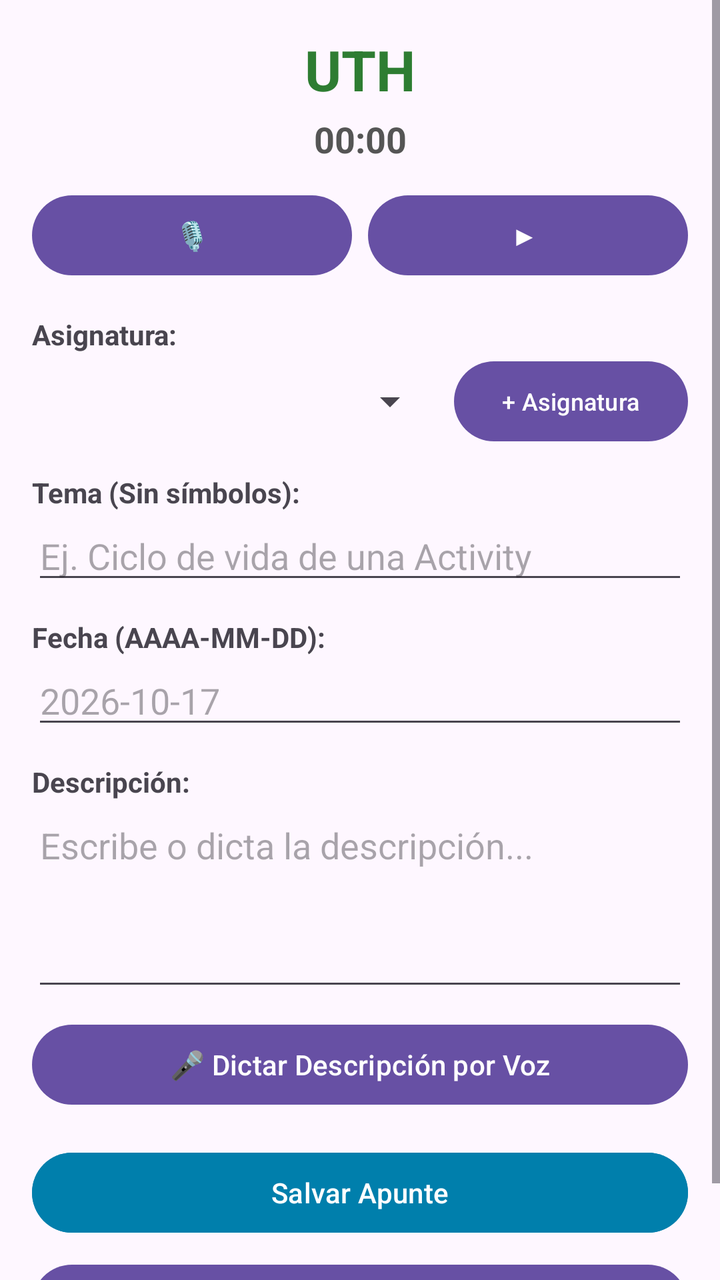
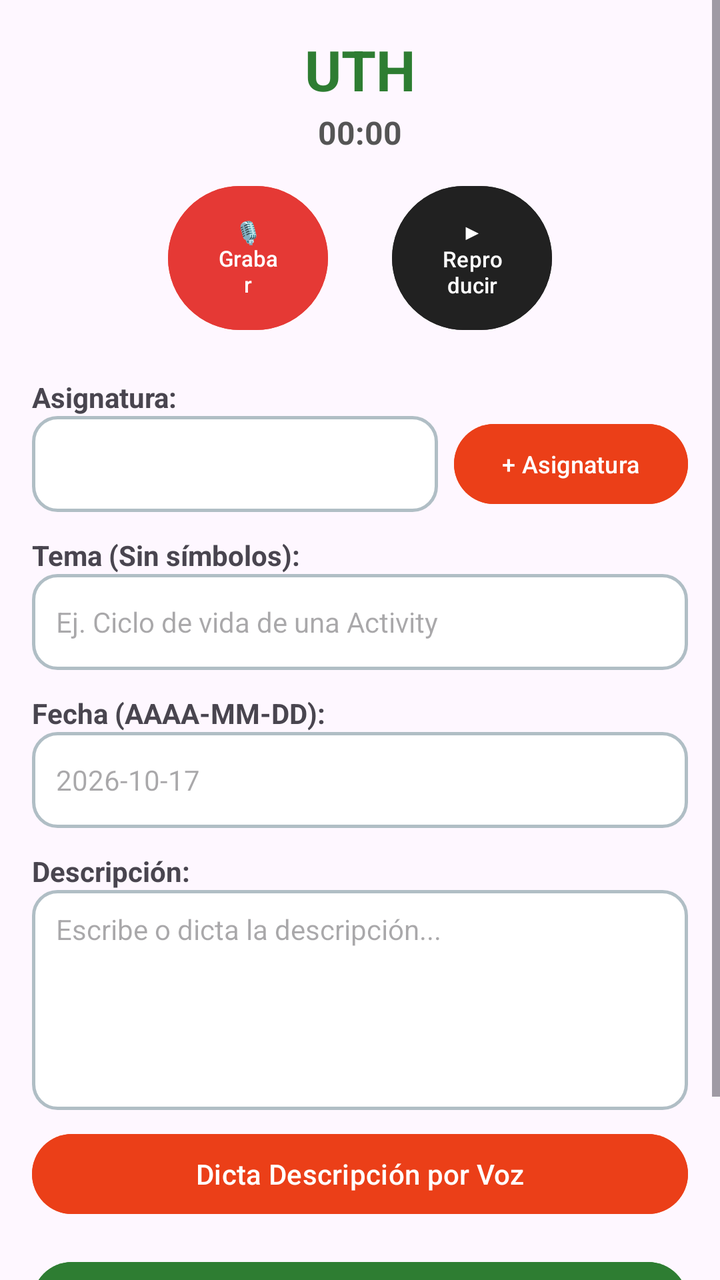

Screens rendered from an Android XML layout before and after an edit, with the pre-edit source and the edit as a unified diff.
<!-- AndroidManifest.xml: application theme Theme.Exa1Par0212 -->
<!-- res/layout/activity_main.xml -->
<?xml version="1.0" encoding="utf-8"?>
<ScrollView xmlns:android="http://schemas.android.com/apk/res/android"
    xmlns:tools="http://schemas.android.com/tools"
    android:layout_width="match_parent"
    android:layout_height="match_parent"
    android:fillViewport="true"
    tools:context=".MainActivity">

    <LinearLayout
        android:layout_width="match_parent"
        android:layout_height="wrap_content"
        android:orientation="vertical"
        android:padding="16dp">

        
        <TextView
            android:layout_width="match_parent"
            android:layout_height="wrap_content"
            android:gravity="center"
            android:text="UTH"
            android:textSize="28sp"
            android:textStyle="bold"
            android:textColor="#2E7D32"
            android:layout_marginBottom="4dp" />

        <TextView
            android:id="@+id/tvTimer"
            android:layout_width="match_parent"
            android:layout_height="wrap_content"
            android:gravity="center"
            android:text="00:00"
            android:textSize="18sp"
            android:textStyle="bold"
            android:textColor="#555555"
            android:layout_marginBottom="12dp" />

        
        <LinearLayout
            android:layout_width="match_parent"
            android:layout_height="wrap_content"
            android:orientation="horizontal"
            android:layout_marginBottom="16dp">

            <Button
                android:id="@+id/btnGrabar"
                android:layout_width="0dp"
                android:layout_height="wrap_content"
                android:layout_weight="1"
                android:text="🎙️" />

            <Button
                android:id="@+id/btnReproducirGrabacion"
                android:layout_width="0dp"
                android:layout_height="wrap_content"
                android:layout_marginStart="8dp"
                android:layout_weight="1"
                android:text="▶ " />
        </LinearLayout>

        
        <TextView
            android:layout_width="match_parent"
            android:layout_height="wrap_content"
            android:text="Asignatura:"
            android:textStyle="bold" />

        <LinearLayout
            android:layout_width="match_parent"
            android:layout_height="wrap_content"
            android:orientation="horizontal"
            android:layout_marginBottom="12dp">

            <Spinner
                android:id="@+id/spinnerAsignatura"
                android:layout_width="0dp"
                android:layout_height="48dp"
                android:layout_weight="1" />

            <Button
                android:id="@+id/btnAgregarAsignatura"
                android:layout_width="wrap_content"
                android:layout_height="wrap_content"
                android:text="+ Asignatura"
                android:textSize="12sp"
                android:layout_marginStart="8dp" />
        </LinearLayout>

        
        <TextView
            android:layout_width="match_parent"
            android:layout_height="wrap_content"
            android:text="Tema (Sin símbolos):"
            android:textStyle="bold" />

        <EditText
            android:id="@+id/etTema"
            android:layout_width="match_parent"
            android:layout_height="wrap_content"
            android:hint="Ej. Ciclo de vida de una Activity"
            android:inputType="text"
            android:layout_marginBottom="12dp" />

        
        <TextView
            android:layout_width="match_parent"
            android:layout_height="wrap_content"
            android:text="Fecha (AAAA-MM-DD):"
            android:textStyle="bold" />

        <EditText
            android:id="@+id/etFecha"
            android:layout_width="match_parent"
            android:layout_height="wrap_content"
            android:hint="2026-10-17"
            android:inputType="date"
            android:layout_marginBottom="12dp" />

        
        <TextView
            android:layout_width="match_parent"
            android:layout_height="wrap_content"
            android:text="Descripción:"
            android:textStyle="bold" />

        <EditText
            android:id="@+id/etDescripcion"
            android:layout_width="match_parent"
            android:layout_height="100dp"
            android:gravity="top|start"
            android:hint="Escribe o dicta la descripción..."
            android:inputType="textMultiLine"
            android:layout_marginBottom="8dp" />

        
        <Button
            android:id="@+id/btnDictar"
            android:layout_width="match_parent"
            android:layout_height="wrap_content"
            android:text="🎤 Dictar Descripción por Voz"
            android:layout_marginBottom="16dp" />

        
        <Button
            android:id="@+id/btnSalvarApunte"
            android:layout_width="match_parent"
            android:layout_height="wrap_content"
            android:text="Salvar Apunte"
            android:backgroundTint="@color/material_dynamic_primary50"
            android:layout_marginBottom="8dp" />

        <Button
            android:id="@+id/btnVerApuntes"
            android:layout_width="match_parent"
            android:layout_height="wrap_content"
            android:text="Ver Apuntes" />

    </LinearLayout>
</ScrollView>
<!-- resources referenced by this layout -->
<resources>
  <style name="Theme.Exa1Par0212" parent="Base.Theme.Exa1Par0212" />
  <style name="Base.Theme.Exa1Par0212" parent="Theme.Material3.DayNight.NoActionBar">
          
          
      </style>
</resources>

<!-- the commit's change to res/layout/activity_main.xml (unified diff, before → after) -->
@@ -1,5 +1,6 @@
 <?xml version="1.0" encoding="utf-8"?>
 <ScrollView xmlns:android="http://schemas.android.com/apk/res/android"
+    xmlns:app="http://schemas.android.com/apk/res-auto"
     xmlns:tools="http://schemas.android.com/tools"
     android:layout_width="match_parent"
     android:layout_height="match_parent"
@@ -12,7 +13,6 @@
         android:orientation="vertical"
         android:padding="16dp">
 
-        
         <TextView
             android:layout_width="match_parent"
             android:layout_height="wrap_content"
@@ -21,7 +21,7 @@
             android:textSize="28sp"
             android:textStyle="bold"
             android:textColor="#2E7D32"
-            android:layout_marginBottom="4dp" />
+            android:layout_marginBottom="2dp" />
 
         <TextView
             android:id="@+id/tvTimer"
@@ -29,7 +29,7 @@
             android:layout_height="wrap_content"
             android:gravity="center"
             android:text="00:00"
-            android:textSize="18sp"
+            android:textSize="16sp"
             android:textStyle="bold"
             android:textColor="#555555"
             android:layout_marginBottom="12dp" />
@@ -38,23 +38,32 @@
         <LinearLayout
             android:layout_width="match_parent"
             android:layout_height="wrap_content"
+            android:gravity="center"
             android:orientation="horizontal"
-            android:layout_marginBottom="16dp">
+            android:layout_marginBottom="20dp">
 
-            <Button
+            <com.google.android.material.button.MaterialButton
                 android:id="@+id/btnGrabar"
-                android:layout_width="0dp"
-                android:layout_height="wrap_content"
-                android:layout_weight="1"
-                android:text="🎙️" />
+                android:layout_width="80dp"
+                android:layout_height="80dp"
+                app:cornerRadius="40dp"
+                android:backgroundTint="#E53935"
+                android:gravity="center"
+                android:text="🎙️\nGrabar"
+                android:textSize="11sp"
+                android:textColor="@android:color/white" />
 
-            <Button
+            <com.google.android.material.button.MaterialButton
                 android:id="@+id/btnReproducirGrabacion"
-                android:layout_width="0dp"
-                android:layout_height="wrap_content"
-                android:layout_marginStart="8dp"
-                android:layout_weight="1"
-                android:text="▶ " />
+                android:layout_width="80dp"
+                android:layout_height="80dp"
+                android:layout_marginStart="32dp"
+                app:cornerRadius="40dp"
+                android:backgroundTint="#212121"
+                android:gravity="center"
+                android:text="▶\nReproducir"
+                android:textSize="11sp"
+                android:textColor="@android:color/white" />
         </LinearLayout>
 
         
@@ -74,15 +83,17 @@
                 android:id="@+id/spinnerAsignatura"
                 android:layout_width="0dp"
                 android:layout_height="48dp"
-                android:layout_weight="1" />
+                android:layout_weight="1"
+                android:background="@drawable/bg_rounded_input" />
 
             <Button
                 android:id="@+id/btnAgregarAsignatura"
                 android:layout_width="wrap_content"
                 android:layout_height="wrap_content"
+                android:layout_marginStart="8dp"
+                android:backgroundTint="#EB3F18"
                 android:text="+ Asignatura"
-                android:textSize="12sp"
-                android:layout_marginStart="8dp" />
+                android:textSize="12sp" />
         </LinearLayout>
 
         
@@ -95,10 +106,12 @@
         <EditText
             android:id="@+id/etTema"
             android:layout_width="match_parent"
-            android:layout_height="wrap_content"
+            android:layout_height="48dp"
+            android:layout_marginBottom="12dp"
+            android:background="@drawable/bg_rounded_input"
             android:hint="Ej. Ciclo de vida de una Activity"
             android:inputType="text"
-            android:layout_marginBottom="12dp" />
+            android:textSize="14sp" />
 
         
         <TextView
@@ -110,9 +123,11 @@
         <EditText
             android:id="@+id/etFecha"
             android:layout_width="match_parent"
-            android:layout_height="wrap_content"
+            android:layout_height="48dp"
+            android:background="@drawable/bg_rounded_input"
             android:hint="2026-10-17"
             android:inputType="date"
+            android:textSize="14sp"
             android:layout_marginBottom="12dp" />
 
         
@@ -125,10 +140,12 @@
         <EditText
             android:id="@+id/etDescripcion"
             android:layout_width="match_parent"
-            android:layout_height="100dp"
+            android:layout_height="110dp"
+            android:background="@drawable/bg_rounded_input"
             android:gravity="top|start"
             android:hint="Escribe o dicta la descripción..."
             android:inputType="textMultiLine"
+            android:textSize="14sp"
             android:layout_marginBottom="8dp" />
 
         
@@ -136,8 +153,9 @@
             android:id="@+id/btnDictar"
             android:layout_width="match_parent"
             android:layout_height="wrap_content"
-            android:text="🎤 Dictar Descripción por Voz"
-            android:layout_marginBottom="16dp" />
+            android:layout_marginBottom="16dp"
+            android:backgroundTint="#EB3F18"
+            android:text="Dicta Descripción por Voz" />
 
         
         <Button
@@ -145,14 +163,17 @@
             android:layout_width="match_parent"
             android:layout_height="wrap_content"
             android:text="Salvar Apunte"
-            android:backgroundTint="@color/material_dynamic_primary50"
+            android:backgroundTint="#2E7D32"
+            android:textColor="@android:color/white"
             android:layout_marginBottom="8dp" />
 
         <Button
             android:id="@+id/btnVerApuntes"
             android:layout_width="match_parent"
             android:layout_height="wrap_content"
-            android:text="Ver Apuntes" />
+            android:text="Ver Apuntes"
+            android:backgroundTint="#1976D2"
+            android:textColor="@android:color/white" />
 
     </LinearLayout>
 </ScrollView>
<!-- resource entries referenced after the edit -->
@@ -1,5 +1,14 @@
 <!-- resources referenced by this layout -->
 <resources>
+  <!-- drawable bg_rounded_input (drawable) -->
+  <?xml version="1.0" encoding="utf-8"?>
+  <shape xmlns:android="http://schemas.android.com/apk/res/android"
+      android:shape="rectangle">
+      <solid android:color="@android:color/white" />
+      <corners android:radius="12dp" />
+      <stroke android:width="1.5dp" android:color="#B0BEC5" />
+      <padding android:left="12dp" android:right="12dp" android:top="10dp" android:bottom="10dp" />
+  </shape>
   <style name="Theme.Exa1Par0212" parent="Base.Theme.Exa1Par0212" />
   <style name="Base.Theme.Exa1Par0212" parent="Theme.Material3.DayNight.NoActionBar">
           
